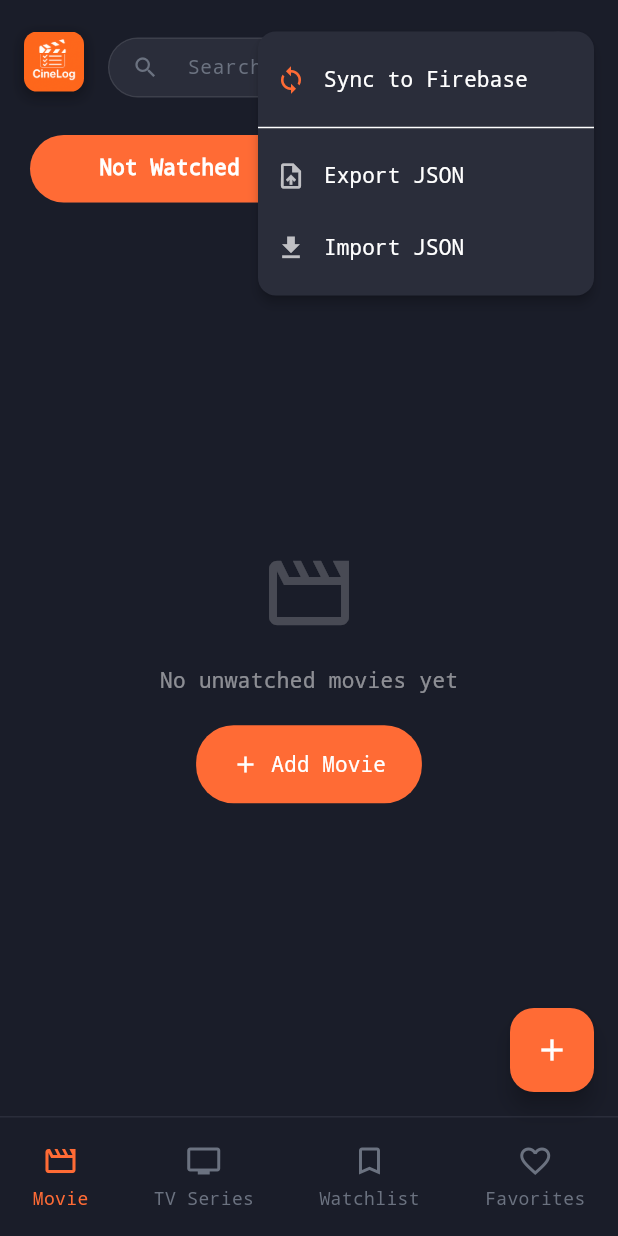
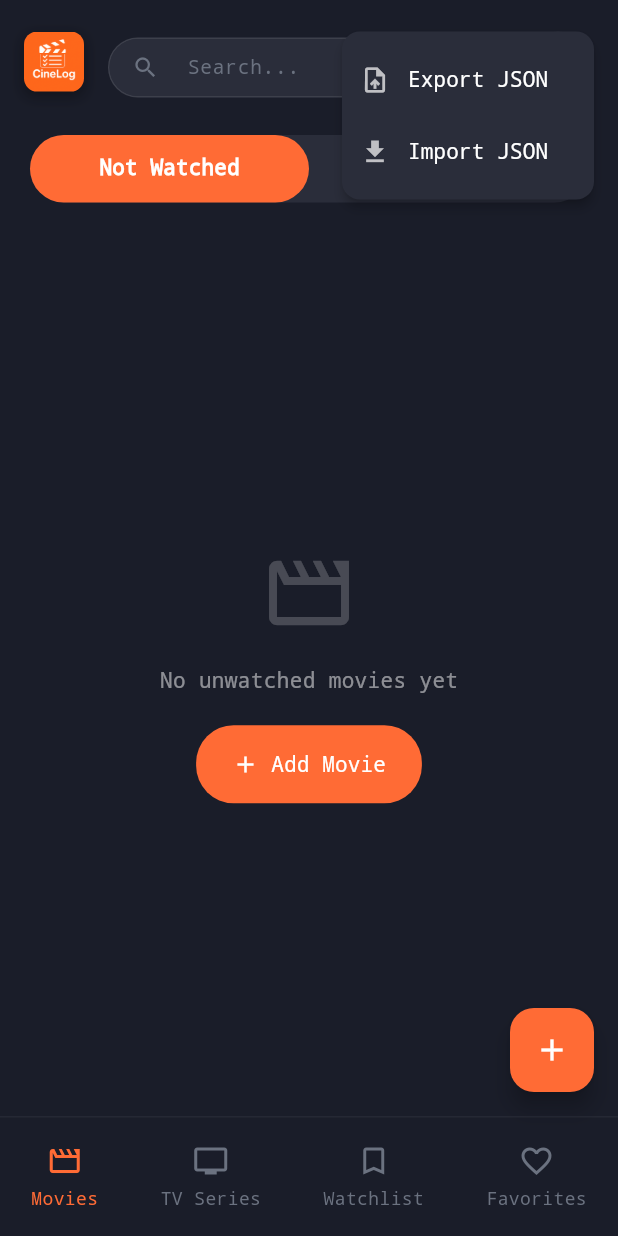
Before and after one commit to CanerDemir/cinelog, a Flutter app: the screen it shows after launch, after a tap on the "more vert" icon, on a phone screen of 412 x 824 dp. Run offline on Flutter 3.47's test engine with Material 3 defaults, Android fonts, the phone set to English and light mode, and no system bars; our stand-ins replace file_picker, firebase_core, firebase_database, hive, hive_flutter; accounts and stored records are empty.

Commit message:
real database data fetching activated

```diff
--- a/lib/screens/home_screen.dart
+++ b/lib/screens/home_screen.dart
@@ -1,11 +1,8 @@
 import 'package:flutter/material.dart';
 import '../models/watchlist_item.dart';
-import '../services/storage_service.dart';
 import '../services/data_service.dart';
 import '../services/firebase_service.dart';
-import 'dart:async';
 import 'add_item_screen.dart';
-import 'category_list_screen.dart';
 import '../widgets/watchlist_tile.dart';
 import '../widgets/cinelog_logo.dart';
 
@@ -18,112 +15,62 @@ class HomeScreen extends StatefulWidget {
 
 class _HomeScreenState extends State<HomeScreen> {
   List<WatchlistItem> _allItems = [];
-  String _searchQuery = '';
   int _selectedBottomNavIndex = 0;
-  StreamSubscription<List<WatchlistItem>>? _firebaseSubscription;
+  final TextEditingController _searchController = TextEditingController();
+  bool _isLoading = false;
 
   @override
   void initState() {
     super.initState();
     _loadItems();
-    // _startFirebaseSync(); // Temporarily disabled for manual sync
   }
 
   @override
   void dispose() {
-    _firebaseSubscription?.cancel();
+    _searchController.dispose();
     super.dispose();
   }
 
-  Future<void> _syncDataToFirebase() async {
-    final confirmed = await showDialog<bool>(
-      context: context,
-      builder: (context) => AlertDialog(
-        backgroundColor: const Color(0xFF1A1D29),
-        title: const Text('Sync to Firebase',
-            style: TextStyle(color: Colors.white)),
-        content: const Text(
-          'This will upload all your local entries to your Firebase Realtime Database. Continue?',
-          style: TextStyle(color: Colors.white70),
-        ),
-        actions: [
-          TextButton(
-            onPressed: () => Navigator.pop(context, false),
-            child: const Text('Cancel', style: TextStyle(color: Colors.grey)),
-          ),
-          TextButton(
-            onPressed: () => Navigator.pop(context, true),
-            child: const Text('Sync Now',
-                style: TextStyle(color: Color(0xFFFF6B35))),
-          ),
-        ],
-      ),
-    );
+  void _onItemTapped(int index) {
+    setState(() {
+      _selectedBottomNavIndex = index;
+    });
+  }
 
-    if (confirmed == true) {
-      if (!mounted) return;
-
-      // Show loading overlay
-      showDialog(
-        context: context,
-        barrierDismissible: false,
-        builder: (context) => const Center(
-          child: CircularProgressIndicator(color: Color(0xFFFF6B35)),
-        ),
-      );
-
+  Future<void> _loadItems() async {
+    setState(() {
+      _isLoading = true;
+    });
     try {
-        final localItems = StorageService.getAllItems();
-        await FirebaseService.syncLocalToFirebase(localItems);
-
-        if (!mounted) return;
-        Navigator.pop(context); // Dismiss loader
-
+      final items = await FirebaseService.getAllItems();
+      setState(() {
+        _allItems = items;
+        _isLoading = false;
+      });
+    } catch (e) {
+      setState(() {
+        _isLoading = false;
+      });
+      if (mounted) {
         ScaffoldMessenger.of(context).showSnackBar(
-          const SnackBar(
-            content: Text('Data synced successfully to Firebase!'),
-            backgroundColor: Colors.green,
-          ),
-        );
-      } catch (e) {
-        if (!mounted) return;
-        Navigator.pop(context); // Dismiss loader
-
-        ScaffoldMessenger.of(context).showSnackBar(
-          SnackBar(
-            content: Text('Sync failed: $e'),
-            backgroundColor: Colors.red,
-          ),
+          SnackBar(content: Text('Error loading items: $e')),
         );
       }
     }
   }
 
-  void _startFirebaseSync() {
-    _firebaseSubscription =
-        FirebaseService.getWatchlistStream().listen((items) {
-      if (mounted) {
-        setState(() {
-          _allItems = items;
-        });
-      }
-    });
-  }
-
-  void _loadItems() {
-    setState(() {
-      _allItems = StorageService.getAllItems();
-    });
-  }
-
   List<WatchlistItem> get _filteredItems {
     var items = _allItems;
 
-    if (_searchQuery.isNotEmpty) {
+    if (_searchController.text.isNotEmpty) {
       items = items
           .where((item) =>
-              item.title.toLowerCase().contains(_searchQuery.toLowerCase()) ||
-              (item.genre?.toLowerCase().contains(_searchQuery.toLowerCase()) ??
+              item.title
+                  .toLowerCase()
+                  .contains(_searchController.text.toLowerCase()) ||
+              (item.genre
+                      ?.toLowerCase()
+                      .contains(_searchController.text.toLowerCase()) ??
                   false))
           .toList();
     }
@@ -131,65 +78,55 @@ class _HomeScreenState extends State<HomeScreen> {
     return items;
   }
 
-  List<WatchlistItem> get _latestMovies {
-    return _allItems.where((item) => item.type == 'movie').toList()
-      ..sort((a, b) => b.dateAdded.compareTo(a.dateAdded));
-  }
-
-  List<WatchlistItem> get _latestTVSeries {
-    return _allItems.where((item) => item.type == 'tv').toList()
-      ..sort((a, b) => b.dateAdded.compareTo(a.dateAdded));
-  }
-
   List<WatchlistItem> get _notWatchedMovies {
-    return _allItems
+    return _filteredItems
         .where((item) => item.type == 'movie' && !item.isWatched)
         .toList()
       ..sort((a, b) => b.dateAdded.compareTo(a.dateAdded));
   }
 
   List<WatchlistItem> get _watchedMovies {
-    return _allItems
+    return _filteredItems
         .where((item) => item.type == 'movie' && item.isWatched)
         .toList()
       ..sort((a, b) => b.dateAdded.compareTo(a.dateAdded));
   }
 
   List<WatchlistItem> get _notWatchedTVSeries {
-    return _allItems
+    return _filteredItems
         .where((item) => item.type == 'tv' && !item.isWatched)
         .toList()
       ..sort((a, b) => b.dateAdded.compareTo(a.dateAdded));
   }
 
   List<WatchlistItem> get _watchedTVSeries {
-    return _allItems
+    return _filteredItems
         .where((item) => item.type == 'tv' && item.isWatched)
         .toList()
       ..sort((a, b) => b.dateAdded.compareTo(a.dateAdded));
   }
 
   List<WatchlistItem> get _favoriteItems {
-    return _allItems.where((item) => item.isFavorite).toList()
+    return _filteredItems.where((item) => item.isFavorite).toList()
       ..sort((a, b) => b.dateAdded.compareTo(a.dateAdded));
   }
 
   List<WatchlistItem> get _favoriteMovies {
-    return _allItems
+    return _filteredItems
         .where((item) => item.type == 'movie' && item.isFavorite)
         .toList()
       ..sort((a, b) => b.dateAdded.compareTo(a.dateAdded));
   }
 
   List<WatchlistItem> get _favoriteTVSeries {
-    return _allItems
+    return _filteredItems
         .where((item) => item.type == 'tv' && item.isFavorite)
         .toList()
       ..sort((a, b) => b.dateAdded.compareTo(a.dateAdded));
   }
 
   List<WatchlistItem> get _watchlistItems {
-    return _allItems.toList()
+    return _filteredItems.toList()
       ..sort((a, b) => b.dateAdded.compareTo(a.dateAdded));
   }
 
@@ -198,7 +135,10 @@ class _HomeScreenState extends State<HomeScreen> {
     return Scaffold(
       backgroundColor: const Color(0xFF1A1D29),
       body: SafeArea(
-        child: Stack(
+        child: _isLoading
+            ? const Center(
+                child: CircularProgressIndicator(color: Color(0xFFFF6B35)))
+            : Stack(
                 children: [
                   // Main Content - Full screen
                   IndexedStack(
@@ -225,9 +165,9 @@ class _HomeScreenState extends State<HomeScreen> {
                               begin: Alignment.centerLeft,
                               end: Alignment.centerRight,
                               colors: [
-                          const Color(0xFF1A1D29).withValues(alpha: 0.9),
-                          const Color(0xFF1A1D29).withValues(alpha: 0.7),
-                          const Color(0xFF1A1D29).withValues(alpha: 0.0),
+                                const Color(0xFF1A1D29).withOpacity(0.9),
+                                const Color(0xFF1A1D29).withOpacity(0.7),
+                                const Color(0xFF1A1D29).withOpacity(0.0),
                               ],
                               stops: const [0.0, 0.7, 1.0],
                             ),
@@ -248,8 +188,9 @@ class _HomeScreenState extends State<HomeScreen> {
                               ),
                             ),
                             child: TextField(
-                        style:
-                            const TextStyle(color: Colors.white, fontSize: 13),
+                              controller: _searchController,
+                              style: const TextStyle(
+                                  color: Colors.white, fontSize: 13),
                               decoration: const InputDecoration(
                                 hintText: 'Search...',
                                 hintStyle: TextStyle(color: Color(0xFF6B7280)),
@@ -261,7 +202,7 @@ class _HomeScreenState extends State<HomeScreen> {
                               ),
                               onChanged: (value) {
                                 setState(() {
-                            _searchQuery = value;
+                                  // _searchQuery is now handled by _searchController
                                 });
                               },
                             ),
@@ -277,7 +218,8 @@ class _HomeScreenState extends State<HomeScreen> {
                             shape: BoxShape.circle,
                           ),
                           child: PopupMenuButton<String>(
-                      icon: const Icon(Icons.more_vert, color: Colors.white),
+                            icon: const Icon(Icons.more_vert,
+                                color: Colors.white),
                             color: const Color(0xFF2A2D3A),
                             shape: RoundedRectangleBorder(
                                 borderRadius: BorderRadius.circular(12)),
@@ -308,28 +250,13 @@ class _HomeScreenState extends State<HomeScreen> {
                                     ),
                                   );
                                   if (result.startsWith('Import successful')) {
-                              _loadItems(); // Refresh the list
+                                    _loadItems();
                                   }
                                 }
-                        } else if (value == 'sync') {
-                          _syncDataToFirebase();
                               }
                             },
                             itemBuilder: (BuildContext context) =>
                                 <PopupMenuEntry<String>>[
-                        const PopupMenuItem<String>(
-                          value: 'sync',
-                          child: Row(
-                            children: [
-                              Icon(Icons.sync,
-                                  color: Color(0xFFFF6B35), size: 20),
-                              SizedBox(width: 12),
-                              Text('Sync to Firebase',
-                                  style: TextStyle(color: Colors.white)),
-                            ],
-                          ),
-                        ),
-                        const PopupMenuDivider(),
                               const PopupMenuItem<String>(
                                 value: 'export',
                                 child: Row(
@@ -365,16 +292,19 @@ class _HomeScreenState extends State<HomeScreen> {
       ),
       bottomNavigationBar: Container(
         height: 80,
-        decoration: const BoxDecoration(
-          color: Color(0xFF1A1D29),
+        decoration: BoxDecoration(
+          color: const Color(0xFF1A1D29),
           border: Border(
-            top: BorderSide(color: Color(0xFF2A2D3A), width: 1),
+            top: BorderSide(
+              color: Colors.white.withValues(alpha: 0.05),
+              width: 1,
+            ),
           ),
         ),
         child: Row(
           mainAxisAlignment: MainAxisAlignment.spaceAround,
           children: [
-            _buildBottomNavItem(Icons.movie_outlined, 'Movie', 0),
+            _buildBottomNavItem(Icons.movie_outlined, 'Movies', 0),
             _buildBottomNavItem(Icons.tv_outlined, 'TV Series', 1),
             _buildBottomNavItem(Icons.bookmark_outline, 'Watchlist', 2),
             _buildBottomNavItem(Icons.favorite_outline, 'Favorites', 3),
@@ -387,6 +317,7 @@ class _HomeScreenState extends State<HomeScreen> {
             context,
             MaterialPageRoute(builder: (context) => const AddItemScreen()),
           );
+          _loadItems();
         },
         backgroundColor: const Color(0xFFFF6B35),
         child: const Icon(Icons.add, color: Colors.white),
@@ -394,17 +325,39 @@ class _HomeScreenState extends State<HomeScreen> {
     );
   }
 
+  Widget _buildBottomNavItem(IconData icon, String label, int index) {
+    final isSelected = _selectedBottomNavIndex == index;
+    return GestureDetector(
+      onTap: () => _onItemTapped(index),
+      child: Column(
+        mainAxisAlignment: MainAxisAlignment.center,
+        children: [
+          Icon(
+            icon,
+            color:
+                isSelected ? const Color(0xFFFF6B35) : const Color(0xFF6B7280),
+            size: 24,
+          ),
+          const SizedBox(height: 4),
+          Text(
+            label,
+            style: TextStyle(
+              color: isSelected
+                  ? const Color(0xFFFF6B35)
+                  : const Color(0xFF6B7280),
+              fontSize: 12,
+              fontWeight: FontWeight.w500,
+            ),
+          ),
+        ],
+      ),
+    );
+  }
+
   Widget _buildCineLogLogo() {
     return LayoutBuilder(builder: (context, constraints) {
-      // Responsive logo sizing based on screen width
-      final screenWidth = MediaQuery.of(context).size.width;
-
-      // Calculate logo size:
-      // - Minimum size of 40 for very small screens
-      // - Maximum size of 60 for large screens
-      // - Otherwise 12% of screen width
-      // final logoSize = screenWidth * 0.12.clamp(40.0 / screenWidth, 60.0 / screenWidth);
-      final logoSize = 40.0;
+      // responsive resize logic commented out as logoSize is fixed
+      const logoSize = 40.0;
 
       // Container height is slightly larger than logo for padding
       final containerHeight = logoSize + 10;
@@ -672,61 +625,4 @@ class _HomeScreenState extends State<HomeScreen> {
       ),
     );
   }
-
-  Widget _buildBottomNavItem(IconData icon, String label, int index) {
-    final isSelected = _selectedBottomNavIndex == index;
-    return GestureDetector(
-      onTap: () {
-        setState(() {
-          _selectedBottomNavIndex = index;
-        });
-      },
-      child: Column(
-        mainAxisAlignment: MainAxisAlignment.center,
-        children: [
-          Icon(
-            icon,
-            color:
-                isSelected ? const Color(0xFFFF6B35) : const Color(0xFF6B7280),
-            size: 24,
-          ),
-          const SizedBox(height: 4),
-          Text(
-            label,
-            style: TextStyle(
-              color: isSelected
-                  ? const Color(0xFFFF6B35)
-                  : const Color(0xFF6B7280),
-              fontSize: 12,
-              fontWeight: FontWeight.w500,
-            ),
-          ),
-        ],
-      ),
-    );
 }
-
-  Widget _buildViewAllButton(String title, List<WatchlistItem> items) {
-    return GestureDetector(
-      onTap: () {
-        Navigator.push(
-          context,
-          MaterialPageRoute(
-            builder: (context) => CategoryListScreen(
-              title: title,
-              items: items,
-            ),
-          ),
-        );
-      },
-      child: const Text(
-        'View all',
-        style: TextStyle(
-          color: Color(0xFFFF6B35),
-          fontSize: 14,
-          fontWeight: FontWeight.w500,
-        ),
-      ),
-    );
-  }
-}
```
Also changed, not shown: lib/services/firebase_service.dart (+0 -17 lines). Lines whose indentation alone changed are shown as unchanged.
